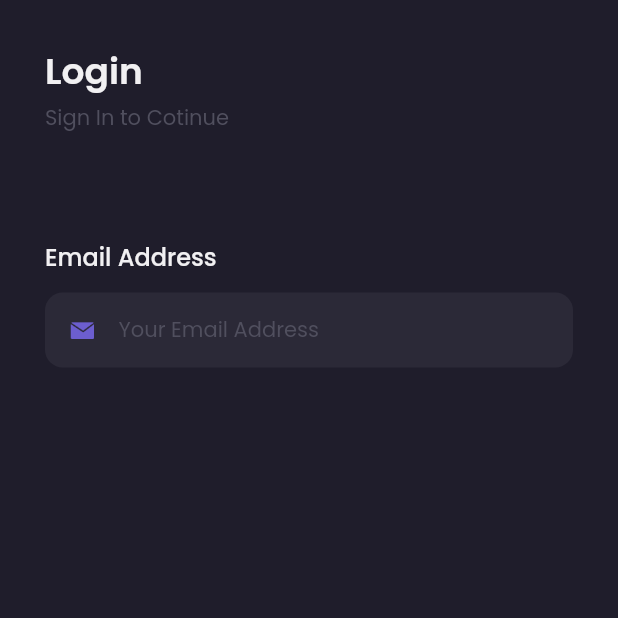
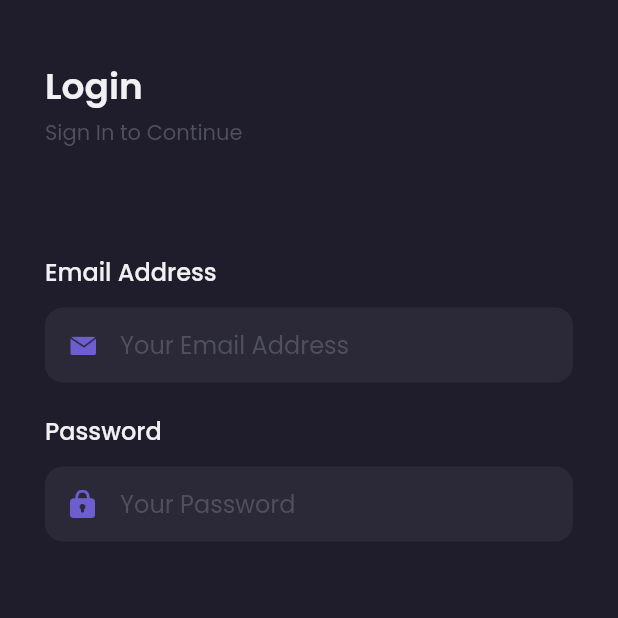
Before and after one commit to haidar-jpr/BWA_SHAMO_REPO, a Flutter app: the screen it shows after launch, on a phone screen of 412 x 824 dp, the top half of it. Run offline on Flutter 3.47's test engine with Material 2 defaults, Android fonts, the phone set to English and light mode, and no system bars; our stand-ins replace google_fonts.

Commit message:
menambahkan password dan mengubah efisiensi dari code text field itu saja karena sedang kuliah hehe

```diff
--- a/lib/pages/sign_in_pages.dart
+++ b/lib/pages/sign_in_pages.dart
@@ -6,14 +6,54 @@ class SignInPage extends StatelessWidget {
 
   @override
   Widget build(BuildContext context) {
-    Widget header() {
+    return Scaffold(
+      backgroundColor: bgColor1,
+      body: Container(
+        margin: EdgeInsets.symmetric(horizontal: defaultMargin),
+        child: Column(
+          crossAxisAlignment: CrossAxisAlignment.start,
+          children: const [
+            Header(
+              login: 'Login',
+              signIn: 'Sign In to Continue',
+            ),
+            LoginAcccount(
+              name: 'Email Address',
+              icon: 'assets/icon_email.png',
+              hint: 'Your Email Address',
+              obtxt: false,
+              margin: 70,
+            ),
+            LoginAcccount(
+              name: 'Password',
+              icon: 'assets/icon_password.png',
+              hint: 'Your Password',
+              obtxt: true,
+              margin: 20,
+            ),
+          ],
+        ),
+      ),
+    );
+  }
+}
+
+class Header extends StatelessWidget {
+  final String login;
+  final String signIn;
+
+  const Header({Key? key, required this.login, required this.signIn})
+      : super(key: key);
+
+  @override
+  Widget build(BuildContext context) {
     return Container(
-        margin: const EdgeInsets.only(top: 30),
+      margin: const EdgeInsets.only(top: 40),
       child: Column(
         crossAxisAlignment: CrossAxisAlignment.start,
         children: [
           Text(
-              'Login',
+            login,
             style: primaryTextStyle.copyWith(
               fontWeight: semiBold,
               fontSize: 24,
@@ -21,24 +61,42 @@ class SignInPage extends StatelessWidget {
           ),
           const SizedBox(height: 2),
           Text(
-              'Sign In to Cotinue',
+            signIn,
             style: subtitleTextStyle,
           ),
         ],
       ),
     );
   }
+}
 
-    Widget emailAddress() {
+class LoginAcccount extends StatelessWidget {
+  final String name;
+  final String icon;
+  final String hint;
+  final double margin;
+  final bool obtxt;
+
+  const LoginAcccount(
+      {Key? key,
+      required this.name,
+      required this.icon,
+      required this.margin,
+      required this.hint,
+      required this.obtxt})
+      : super(key: key);
+
+  @override
+  Widget build(BuildContext context) {
     return Container(
-        margin: const EdgeInsets.only(
-          top: 70,
+      margin: EdgeInsets.only(
+        top: margin,
       ),
       child: Column(
         crossAxisAlignment: CrossAxisAlignment.start,
         children: [
           Text(
-              'Email Address',
+            name,
             style: primaryTextStyle.copyWith(
               fontSize: 16,
               fontWeight: medium,
@@ -57,14 +115,20 @@ class SignInPage extends StatelessWidget {
             child: Row(
               children: [
                 Image.asset(
-                    'assets/icon_email.png',
-                    width: 17,
-                    height: 12,
+                  icon,
+                  width: 18,
+                  height: 19,
                 ),
                 const SizedBox(width: 16),
-                  Text(
-                    'Your Email Address',
-                    style: subtitleTextStyle,
+                Expanded(
+                  child: TextFormField(
+                    style: primaryTextStyle,
+                    obscureText: obtxt,
+                    decoration: InputDecoration.collapsed(
+                      hintText: hint,
+                      hintStyle: subtitleTextStyle,
+                    ),
+                  ),
                 ),
               ],
             ),
@@ -73,19 +137,4 @@ class SignInPage extends StatelessWidget {
       ),
     );
   }
-
-    return Scaffold(
-      backgroundColor: bgColor1,
-      body: Container(
-        margin: EdgeInsets.symmetric(horizontal: defaultMargin),
-        child: Column(
-          crossAxisAlignment: CrossAxisAlignment.start,
-          children: [
-            header(),
-            emailAddress(),
-          ],
-        ),
-      ),
-    );
 }
-}
```
Lines whose indentation alone changed are shown as unchanged.
